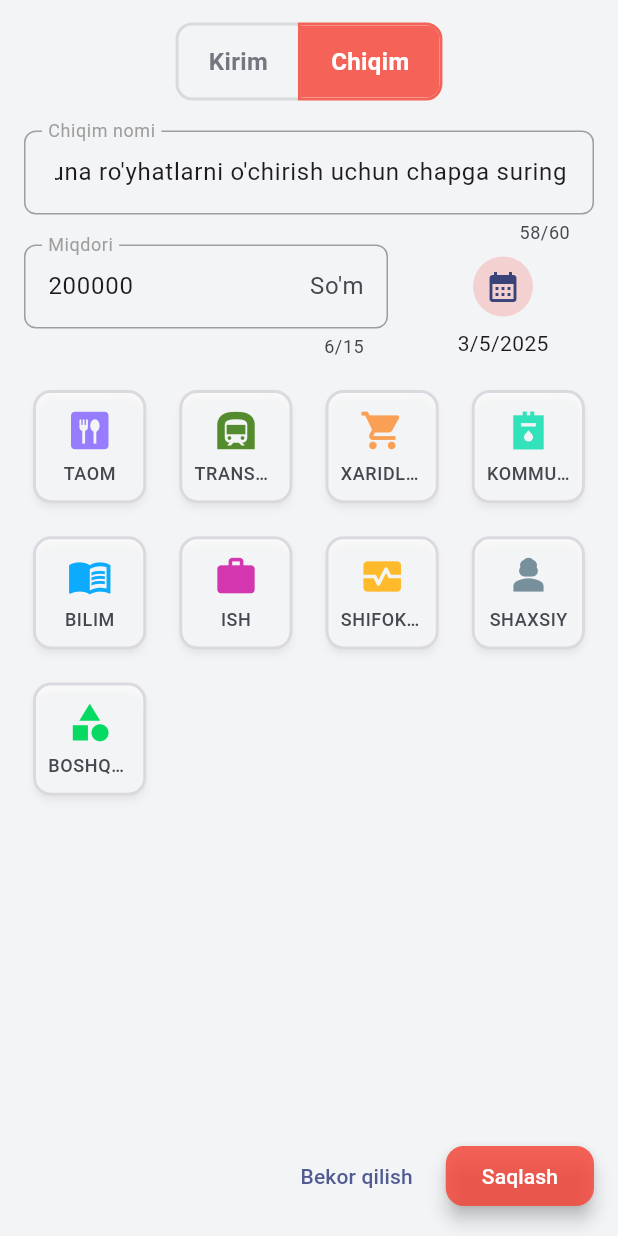
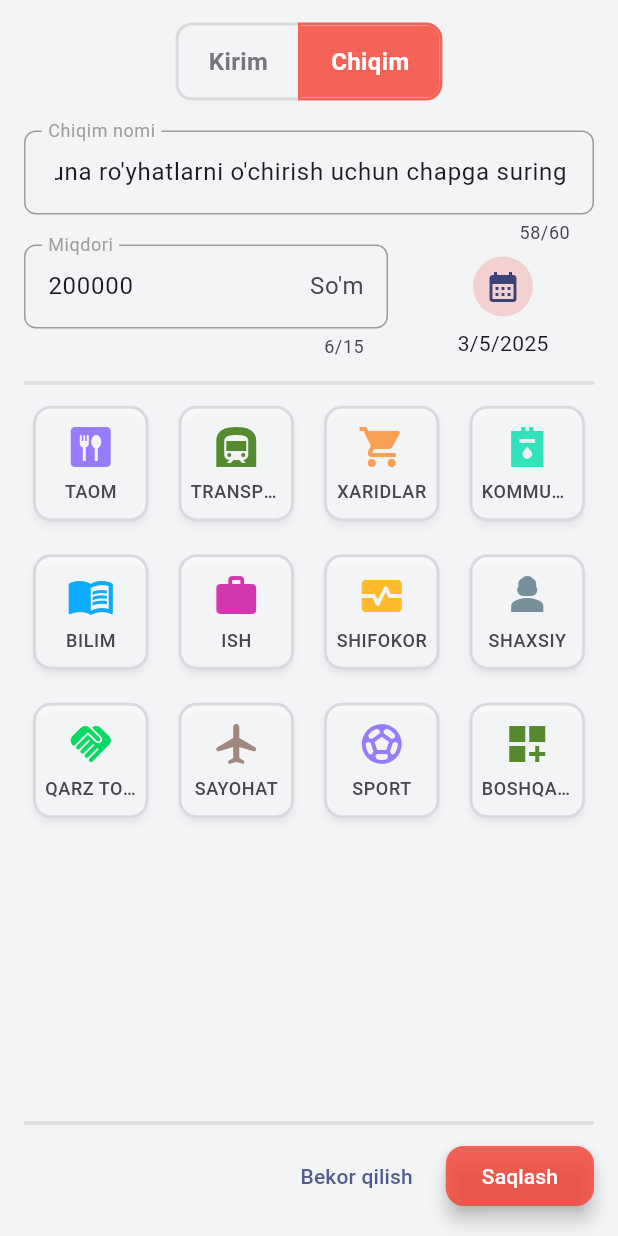
Before and after one commit to Davidbek96/HiKi, a Flutter app: the AddCashflowScreen screen opened directly with sample values from the repository, after a tap on "Chiqim", on a phone screen of 412 x 824 dp. Run offline on Flutter 3.47's test engine with Material 3 defaults, Android fonts, the phone set to English and light mode, and no system bars; our stand-ins replace flutter_native_splash, flutter_slidable, get, get_storage, sqflite; missing offline and left inert: in_app_update; accounts and stored records are empty.

Commit message:
categories added

```diff
--- a/lib/data/models/cashflow_model.dart
+++ b/lib/data/models/cashflow_model.dart
@@ -23,6 +23,9 @@ enum ExpenseCategory implements Category {
   work,
   doctor,
   personal,
+  payback,
+  travel,
+  sport,
   others
 }
 
@@ -36,6 +39,9 @@ enum IncomeCategory implements Category {
   business,
   trade,
   reward,
+  debts,
+  pension,
+  savings,
   others
 }
 
@@ -49,7 +55,10 @@ const expenseCategoryIcons = {
   ExpenseCategory.work: Icons.work,
   ExpenseCategory.doctor: Icons.monitor_heart,
   ExpenseCategory.personal: Icons.person_3,
-  ExpenseCategory.others: Icons.category,
+  ExpenseCategory.payback: Icons.handshake_rounded,
+  ExpenseCategory.travel: Icons.airplanemode_active_rounded,
+  ExpenseCategory.sport: Icons.sports_soccer,
+  ExpenseCategory.others: Icons.dashboard_customize,
 };
 
 const incomeCategoryIcons = {
@@ -59,8 +68,11 @@ const incomeCategoryIcons = {
   IncomeCategory.service: Icons.construction,
   IncomeCategory.rent: Icons.home,
   IncomeCategory.business: Icons.business_center,
-  IncomeCategory.trade: Icons.savings,
+  IncomeCategory.trade: Icons.monetization_on,
   IncomeCategory.reward: Icons.emoji_events,
+  IncomeCategory.debts: Icons.money,
+  IncomeCategory.pension: Icons.account_balance_outlined,
+  IncomeCategory.savings: Icons.account_balance_wallet,
   IncomeCategory.others: Icons.category,
 };
 
--- a/lib/localization/app_localization.dart
+++ b/lib/localization/app_localization.dart
@@ -91,7 +91,13 @@ class AppLocalization extends Translations {
           'business': "Business",
           'trade': "Trade",
           'reward': "Reward",
-          'others': "Boshqalar",
+          'debts': "Debts",
+          'travel': "Travel",
+          'sport': "Sport",
+          'payback': "Payback",
+          'pension': "Pension",
+          'savings': "Savings",
+          'others': "Others",
           'swipe_to_remove': "Swipe left to remove me",
           'buying_groceries': "Buying groceries",
           'electricity': "Electricity",
@@ -201,6 +207,12 @@ class AppLocalization extends Translations {
           'business': "Biznes",
           'trade': "Savdo",
           'reward': "Mukofot",
+          'debts': "Qarz olish",
+          'travel': "Sayohat",
+          'sport': "Sport",
+          'payback': "Qarz to'lovi",
+          'pension': "Pensiya",
+          'savings': "Jamg'arma",
           'others': "Boshqalar",
           'swipe_to_remove':
               "Quyidagi namuna ro'yhatlarni o'chirish uchun chapga suring",
@@ -309,6 +321,12 @@ class AppLocalization extends Translations {
           'business': "사업",
           'trade': "거래",
           'reward': "보상",
+          'debts': "빚들",
+          'travel': "여행",
+          'sport': "스포츠",
+          'payback': "빚 갚기",
+          'pension': "연금",
+          'savings': "저축",
           'others': "기타",
           'swipe_to_remove': "왼쪽으로 밀어서 삭제",
           'buying_groceries': "식료품 구입",
@@ -415,6 +433,12 @@ class AppLocalization extends Translations {
           'business': "Бизнес",
           'trade': "Торговля",
           'reward': "Вознаграждение",
+          'debts': "Долги",
+          'travel': "Путешествие",
+          'sport': "Спорт",
+          'payback': "Оплата долга",
+          'pension': "Пенсия",
+          'savings': "Сбережения",
           'others': "Другое",
           'swipe_to_remove': "Смахните влево, чтобы удалить",
           'buying_groceries': "Покупка продуктов",
--- a/lib/screens/add_cashflow/add_screen.dart
+++ b/lib/screens/add_cashflow/add_screen.dart
@@ -97,7 +97,7 @@ class AddCashflowScreen extends StatelessWidget {
               TitleDateInput(),
               const SizedBox(height: 15),
               Categories(),
-              const SizedBox(height: 15),
+              const SizedBox(height: 10),
               Row(
                 mainAxisAlignment: MainAxisAlignment.end,
                 children: [
--- a/lib/screens/add_cashflow/widgets/categories.dart
+++ b/lib/screens/add_cashflow/widgets/categories.dart
@@ -14,18 +14,29 @@ class Categories extends StatelessWidget {
   @override
   Widget build(BuildContext context) {
     final screenWidth = MediaQuery.of(context).size.width;
+    final isSmallScreen = screenWidth < 400;
 
     return Expanded(
-      child: GridView.builder(
+      child: Container(
+        decoration: BoxDecoration(
+          border: Border.symmetric(
+            horizontal:
+                BorderSide(width: 2.5, color: Theme.of(context).highlightColor),
+          ),
+        ),
+        child: Obx(
+          () => GridView.builder(
+            padding: EdgeInsets.symmetric(vertical: 8),
             gridDelegate: SliverGridDelegateWithFixedCrossAxisCount(
-          crossAxisCount: screenWidth < 400 ? 3 : 4,
-          mainAxisSpacing: 10.0,
-          crossAxisSpacing: 10.0,
+              crossAxisCount: isSmallScreen ? 3 : 4,
+              mainAxisSpacing: isSmallScreen ? 5 : 10,
+              crossAxisSpacing: isSmallScreen ? 16 : 8,
             ),
-        itemCount: ExpenseCategory.values.length,
+            itemCount: c.categoryToggleIndex.value == 0
+                ? IncomeCategory.values.length
+                : ExpenseCategory.values.length,
             itemBuilder: (BuildContext context, int index) {
-          return Obx(
-            () => GestureDetector(
+              return GestureDetector(
                 onTap: () {
                   c.onChooseCategory(index);
                 },
@@ -67,18 +78,20 @@ class Categories extends StatelessWidget {
                       children: [
                         Icon(
                           c.categoryToggleIndex.value == 0
-                            ? incomeCategoryIcons[IncomeCategory.values[index]]
+                              ? incomeCategoryIcons[
+                                  IncomeCategory.values[index]]
                               : expenseCategoryIcons[
                                   ExpenseCategory.values[index]],
                           color: index == c.selectedItemIndex.value
                               ? Colors.white
-                            : kGradientColors[index][0],
+                              : kGradientColors[index % kGradientColors.length]
+                                  [0],
                           //Theme.of(context).colorScheme.onSecondaryContainer,
-                        size: 30,
+                          size: 32,
                         ),
                         const SizedBox(height: 6),
                         Padding(
-                        padding: EdgeInsets.symmetric(horizontal: 8),
+                          padding: EdgeInsets.symmetric(horizontal: 6),
                           child: Text(
                             c.categoryToggleIndex.value == 0
                                 ? IncomeCategory.values[index].name.tr
@@ -102,9 +115,10 @@ class Categories extends StatelessWidget {
                     ),
                   ),
                 ),
-            ),
               );
             },
+          ),
+        ),
       ),
     );
   }
```
Also changed, not shown: 4 other files. Lines whose indentation alone changed are shown as unchanged.
